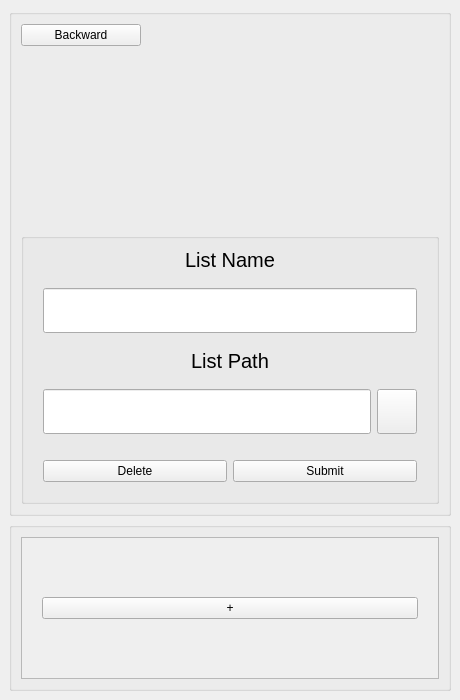
First picture: the form in listsetsmall.ui, repository 454270186/XJCO2811_UserInterface, before the edit.
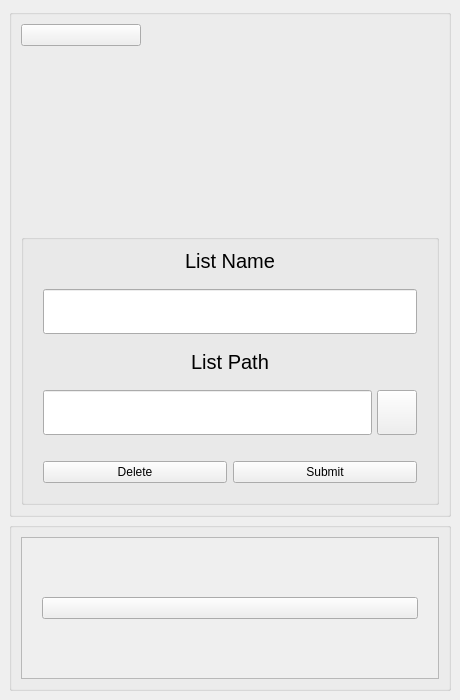
Second picture: the form after the edit.

Commit message: feat: add qss of small window

Patch:
```diff
--- a/listsetsmall.ui
+++ b/listsetsmall.ui
@@ -22,7 +22,7 @@
   <widget class="QWidget" name="centralwidget">
    <layout class="QVBoxLayout" name="verticalLayout_2" stretch="3,1">
     <property name="spacing">
-     <number>-1</number>
+     <number>5</number>
     </property>
     <item>
      <widget class="QGroupBox" name="groupBox_top">
@@ -45,7 +45,7 @@
           </size>
          </property>
          <property name="text">
-          <string>Backward</string>
+          <string/>
          </property>
          <property name="autoRepeatDelay">
           <number>300</number>
@@ -142,7 +142,7 @@
             </property>
             <layout class="QHBoxLayout" name="horizontalLayout" stretch="0,0">
              <property name="spacing">
-              <number>-1</number>
+              <number>5</number>
              </property>
              <property name="leftMargin">
               <number>10</number>
@@ -254,10 +254,13 @@
      <widget class="QGroupBox" name="groupBox_bottom">
       <layout class="QVBoxLayout" name="verticalLayout_bottom" stretch="0">
        <property name="spacing">
-        <number>-1</number>
+        <number>5</number>
        </property>
        <item>
         <widget class="QScrollArea" name="scrollArea">
+         <property name="styleSheet">
+          <string notr="true"/>
+         </property>
          <property name="widgetResizable">
           <bool>true</bool>
          </property>
@@ -266,8 +269,8 @@
            <rect>
             <x>0</x>
             <y>0</y>
-            <width>404</width>
-            <height>133</height>
+            <width>424</width>
+            <height>145</height>
            </rect>
           </property>
           <layout class="QHBoxLayout" name="horizontalLayout_4">
@@ -286,7 +289,7 @@
               </size>
              </property>
              <property name="text">
-              <string>+</string>
+              <string/>
              </property>
             </widget>
            </item>
```
Left out of the diff: 2 changed lines with no effect on the pictures. The commit also changes 4 other files.
